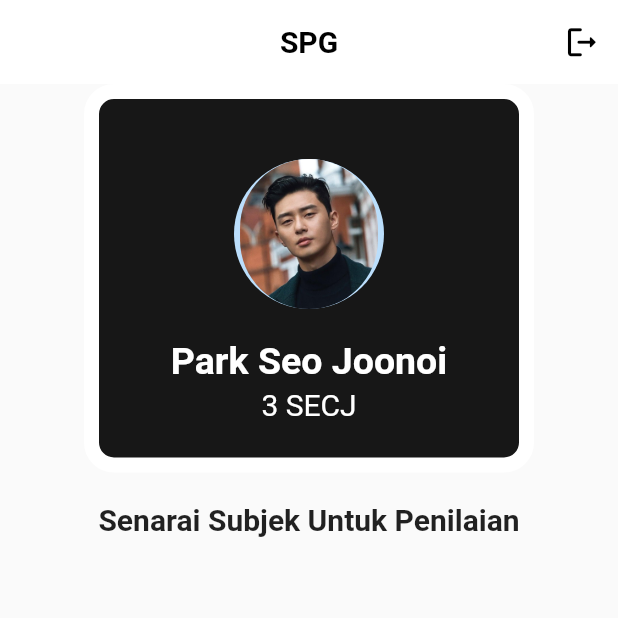
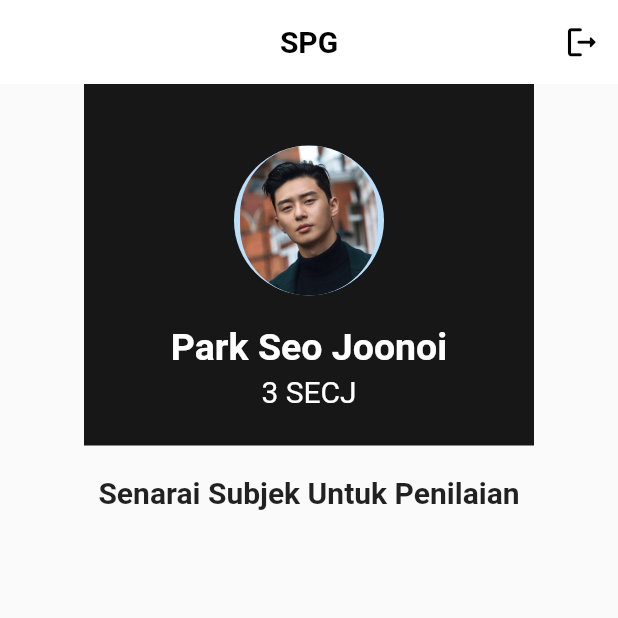
Before and after one commit to Sushi-Oriented/SistemPenilaianGuru, a Flutter app: the DashboardStudScreen screen opened directly, on a phone screen of 412 x 824 dp, the top half of it. Run offline on Flutter 3.47's test engine with Material 2 defaults, Android fonts, the phone set to English and light mode, and no system bars; our stand-ins replace flutter_signin_button.

Commit message:
Dashboard done

```diff
--- a/lib/screens/student/body.dart
+++ b/lib/screens/student/body.dart
@@ -18,6 +18,16 @@ class DashboardStudBody extends StatelessWidget {
   @override
   Widget build(BuildContext context) {
     return Scaffold(
+      appBar: CustomAppBar(
+        icon: Icon(Icons.logout_rounded),
+        pressed: () => {
+          // To be changed
+          Navigator.push(
+            context,
+            MaterialPageRoute(builder: (context) => WelcomeScreen()),
+          )
+        },
+      ),
       body: CustomScrollView(
         physics: ClampingScrollPhysics(),
         slivers: <Widget>[
@@ -29,13 +39,13 @@ class DashboardStudBody extends StatelessWidget {
                 padding: EdgeInsets.all(20.0),
                 decoration: BoxDecoration(
                   color: spgPrimaryColor,
-                  border: Border.all(color: Colors.white, width: 10),
-                  borderRadius: BorderRadius.only(
-                    bottomLeft: Radius.circular(20.0),
-                    bottomRight: Radius.circular(20.0),
-                    topLeft: Radius.circular(20.0),
-                    topRight: Radius.circular(20.0),
-                  ),
+                  border: Border.all(color: Colors.transparent),
+                  // borderRadius: BorderRadius.only(
+                  //   bottomLeft: Radius.circular(20.0),
+                  //   bottomRight: Radius.circular(20.0),
+                  //   topLeft: Radius.circular(20.0),
+                  //   topRight: Radius.circular(20.0),
+                  // ),
                 ),
                 child: Column(
                   crossAxisAlignment: CrossAxisAlignment.start,
--- a/lib/screens/student/dashboard_screen.dart
+++ b/lib/screens/student/dashboard_screen.dart
@@ -18,16 +18,6 @@ class DashboardStudState extends State<DashboardStudScreen> {
       onWillPop: () => Future.value(false),
       child: SafeArea(
         child: Scaffold(
-          appBar: CustomAppBar(
-            icon: Icon(Icons.logout_rounded),
-            pressed: () => {
-              // To be changed
-              Navigator.push(
-                context,
-                MaterialPageRoute(builder: (context) => WelcomeScreen()),
-              )
-            },
-          ),
           body: DashboardStudBody(),
         ),
       ),
```
